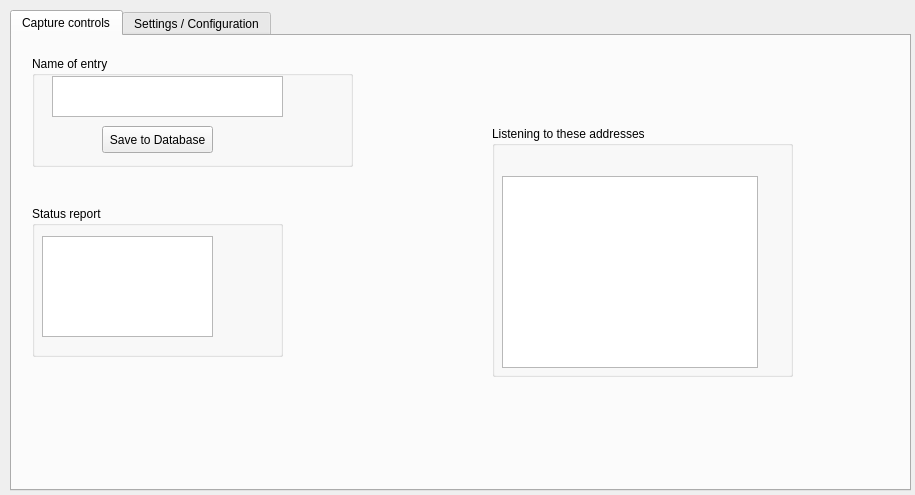
This is helping_hand_gui/qt/helpinghand.ui in ReconCycle/helping_hand as Qt 5 draws it before an edit. The edited form follows.
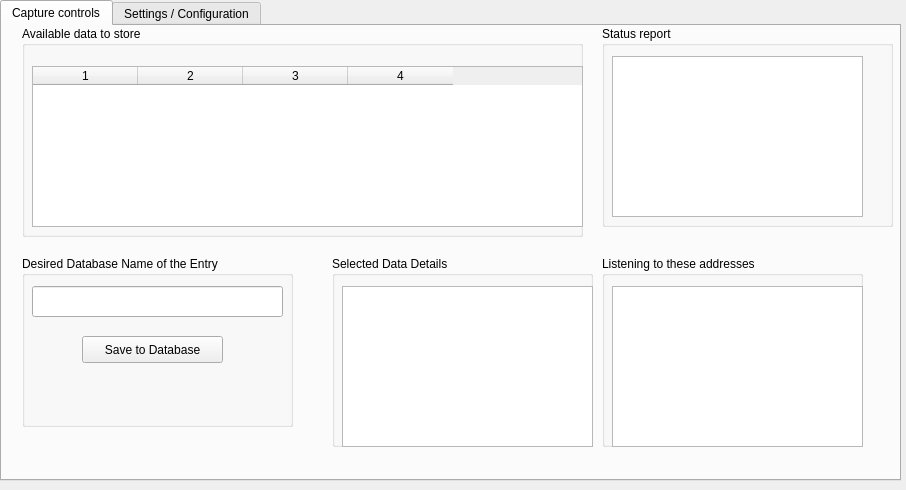
This is the edited form.

Diff of the .ui file:
```diff
--- a/helping_hand_gui/qt/helpinghand.ui
+++ b/helping_hand_gui/qt/helpinghand.ui
@@ -6,15 +6,21 @@
    <rect>
     <x>0</x>
     <y>0</y>
-    <width>915</width>
-    <height>495</height>
+    <width>906</width>
+    <height>490</height>
    </rect>
   </property>
+  <property name="minimumSize">
+   <size>
+    <width>906</width>
+    <height>490</height>
+   </size>
+  </property>
   <widget class="QTabWidget" name="tabWidget">
    <property name="geometry">
     <rect>
-     <x>10</x>
-     <y>10</y>
+     <x>0</x>
+     <y>0</y>
      <width>901</width>
      <height>481</height>
     </rect>
@@ -29,10 +35,10 @@
     <widget class="QGroupBox" name="listeningObj">
      <property name="geometry">
       <rect>
-       <x>480</x>
-       <y>90</y>
-       <width>301</width>
-       <height>251</height>
+       <x>600</x>
+       <y>230</y>
+       <width>261</width>
+       <height>191</height>
       </rect>
      </property>
      <property name="title">
@@ -42,9 +48,9 @@
       <property name="geometry">
        <rect>
         <x>10</x>
-        <y>50</y>
-        <width>256</width>
-        <height>192</height>
+        <y>30</y>
+        <width>251</width>
+        <height>161</height>
        </rect>
       </property>
      </widget>
@@ -52,10 +58,10 @@
     <widget class="QGroupBox" name="groupBox">
      <property name="geometry">
       <rect>
-       <x>20</x>
-       <y>170</y>
-       <width>251</width>
-       <height>151</height>
+       <x>600</x>
+       <y>0</y>
+       <width>291</width>
+       <height>201</height>
       </rect>
      </property>
      <property name="title">
@@ -66,40 +72,33 @@
        <rect>
         <x>10</x>
         <y>30</y>
-        <width>171</width>
-        <height>101</height>
+        <width>251</width>
+        <height>161</height>
        </rect>
       </property>
+      <property name="readOnly">
+       <bool>true</bool>
+      </property>
      </widget>
     </widget>
     <widget class="QGroupBox" name="groupBox_2">
      <property name="geometry">
       <rect>
        <x>20</x>
-       <y>20</y>
-       <width>321</width>
-       <height>111</height>
+       <y>230</y>
+       <width>271</width>
+       <height>171</height>
       </rect>
      </property>
      <property name="title">
-      <string>Name of entry</string>
+      <string>Desired Database Name of the Entry</string>
      </property>
-     <widget class="QTextEdit" name="textEdit_2">
+     <widget class="QPushButton" name="save_button">
       <property name="geometry">
        <rect>
-        <x>20</x>
-        <y>20</y>
-        <width>231</width>
-        <height>41</height>
-       </rect>
-      </property>
-     </widget>
-     <widget class="QPushButton" name="pushButton">
-      <property name="geometry">
-       <rect>
-        <x>70</x>
-        <y>70</y>
-        <width>111</width>
+        <x>60</x>
+        <y>80</y>
+        <width>141</width>
         <height>27</height>
        </rect>
       </property>
@@ -107,6 +106,84 @@
        <string>Save to Database</string>
       </property>
      </widget>
+     <widget class="QLineEdit" name="save_name">
+      <property name="geometry">
+       <rect>
+        <x>10</x>
+        <y>30</y>
+        <width>251</width>
+        <height>31</height>
+       </rect>
+      </property>
+     </widget>
+     <zorder>save_button</zorder>
+     <zorder>save_name</zorder>
+     <zorder>listeningObj_2</zorder>
+    </widget>
+    <widget class="QGroupBox" name="listeningObj_2">
+     <property name="geometry">
+      <rect>
+       <x>20</x>
+       <y>0</y>
+       <width>561</width>
+       <height>211</height>
+      </rect>
+     </property>
+     <property name="title">
+      <string>Available data to store</string>
+     </property>
+     <widget class="QTableWidget" name="data_table">
+      <property name="geometry">
+       <rect>
+        <x>10</x>
+        <y>40</y>
+        <width>551</width>
+        <height>161</height>
+       </rect>
+      </property>
+      <property name="editTriggers">
+       <set>QAbstractItemView::NoEditTriggers</set>
+      </property>
+      <property name="columnCount">
+       <number>4</number>
+      </property>
+      <attribute name="horizontalHeaderDefaultSectionSize">
+       <number>105</number>
+      </attribute>
+      <attribute name="horizontalHeaderHighlightSections">
+       <bool>false</bool>
+      </attribute>
+      <column/>
+      <column/>
+      <column/>
+      <column/>
+     </widget>
+    </widget>
+    <widget class="QGroupBox" name="detailsObj">
+     <property name="geometry">
+      <rect>
+       <x>330</x>
+       <y>230</y>
+       <width>261</width>
+       <height>191</height>
+      </rect>
+     </property>
+     <property name="title">
+      <string>Selected Data Details</string>
+     </property>
+     <widget class="QTextEdit" name="entry_details">
+      <property name="geometry">
+       <rect>
+        <x>10</x>
+        <y>30</y>
+        <width>251</width>
+        <height>161</height>
+       </rect>
+      </property>
+      <property name="readOnly">
+       <bool>true</bool>
+      </property>
+     </widget>
     </widget>
    </widget>
    <widget class="QWidget" name="setttings">
```
Left out of the diff: 23 changed lines with no effect on the pictures.
